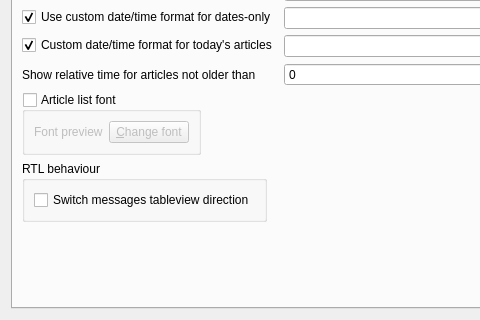
The window that src/librssguard/gui/settings/settingsfeedsmessages.ui (martinrotter/rssguard) describes before a commit, drawn with Qt 5; both pictures show x 0 to 480 and y 211 to 531 of the 570 by 531 pixel window.
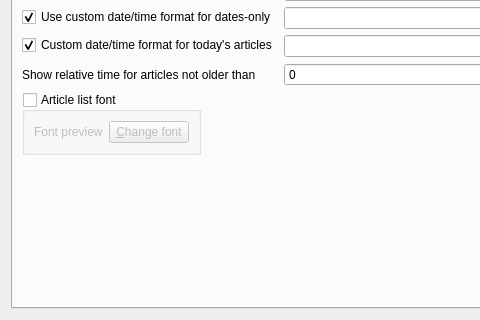
The same window after the commit. The open tabs and pages were chosen to show the change. Custom widgets are drawn as their Qt base class.

Commit message:
Prevent message to be marked read when it's selected
This feature prevents messages from being marked as read automatically when they are selected or clicked on, giving users the ability to control when messages are marked as read within the system.

```diff
--- a/src/librssguard/gui/settings/settingsfeedsmessages.ui
+++ b/src/librssguard/gui/settings/settingsfeedsmessages.ui
@@ -650,35 +650,6 @@
          </property>
         </widget>
        </item>
-       <item row="11" column="0">
-        <widget class="QGroupBox" name="m_gbRtlBehaviour">
-         <property name="title">
-          <string>RTL behaviour</string>
-         </property>
-         <layout class="QHBoxLayout" name="horizontalLayout_18">
-          <item>
-           <widget class="QCheckBox" name="m_checkSwitchRtlEntireTableview">
-            <property name="text">
-             <string>Switch messages tableview direction</string>
-            </property>
-           </widget>
-          </item>
-         </layout>
-        </widget>
-       </item>
-       <item row="12" column="0">
-        <spacer name="verticalSpacer">
-         <property name="orientation">
-          <enum>Qt::Vertical</enum>
-         </property>
-         <property name="sizeHint" stdset="0">
-          <size>
-           <width>20</width>
-           <height>40</height>
-          </size>
-         </property>
-        </spacer>
-       </item>
       </layout>
      </widget>
     </widget>
@@ -686,17 +657,17 @@
   </layout>
  </widget>
  <customwidgets>
-  <customwidget>
-   <class>HelpSpoiler</class>
-   <extends>QWidget</extends>
-   <header>helpspoiler.h</header>
-   <container>1</container>
-  </customwidget>
   <customwidget>
    <class>TimeSpinBox</class>
    <extends>QDoubleSpinBox</extends>
    <header>timespinbox.h</header>
   </customwidget>
+  <customwidget>
+   <class>HelpSpoiler</class>
+   <extends>QWidget</extends>
+   <header>helpspoiler.h</header>
+   <container>1</container>
+  </customwidget>
   <customwidget>
    <class>ArticleAmountControl</class>
    <extends>QWidget</extends>
```
Left out of the diff: 41 changed lines with no effect on the pictures. The commit also changes 6 other files.
